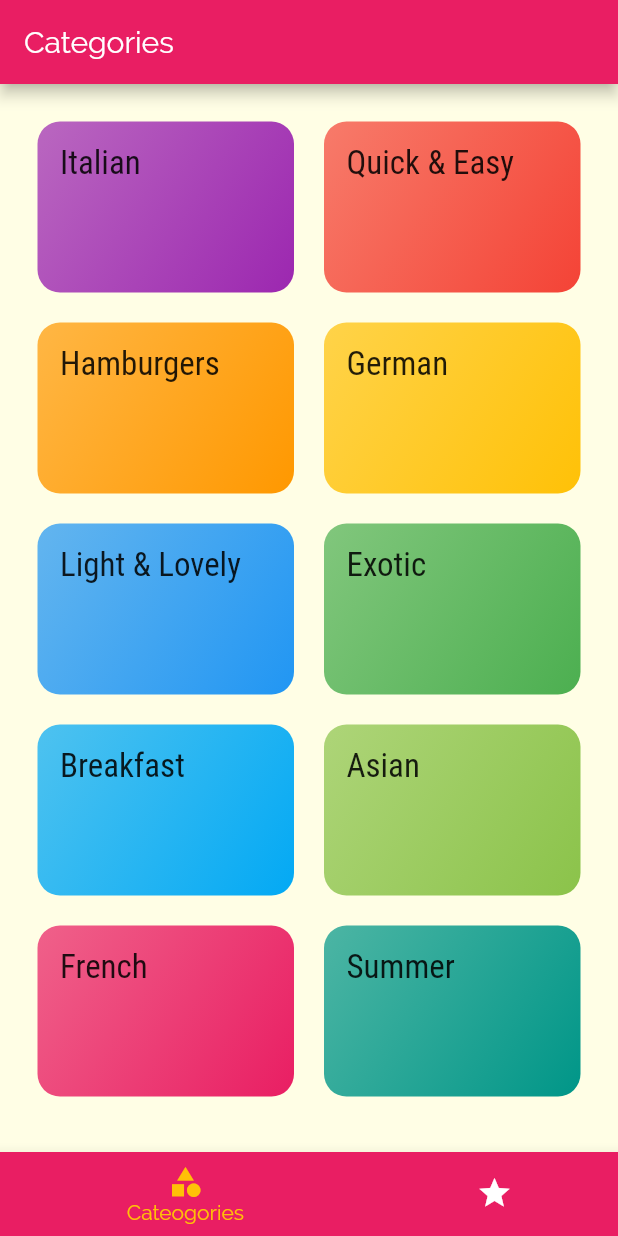
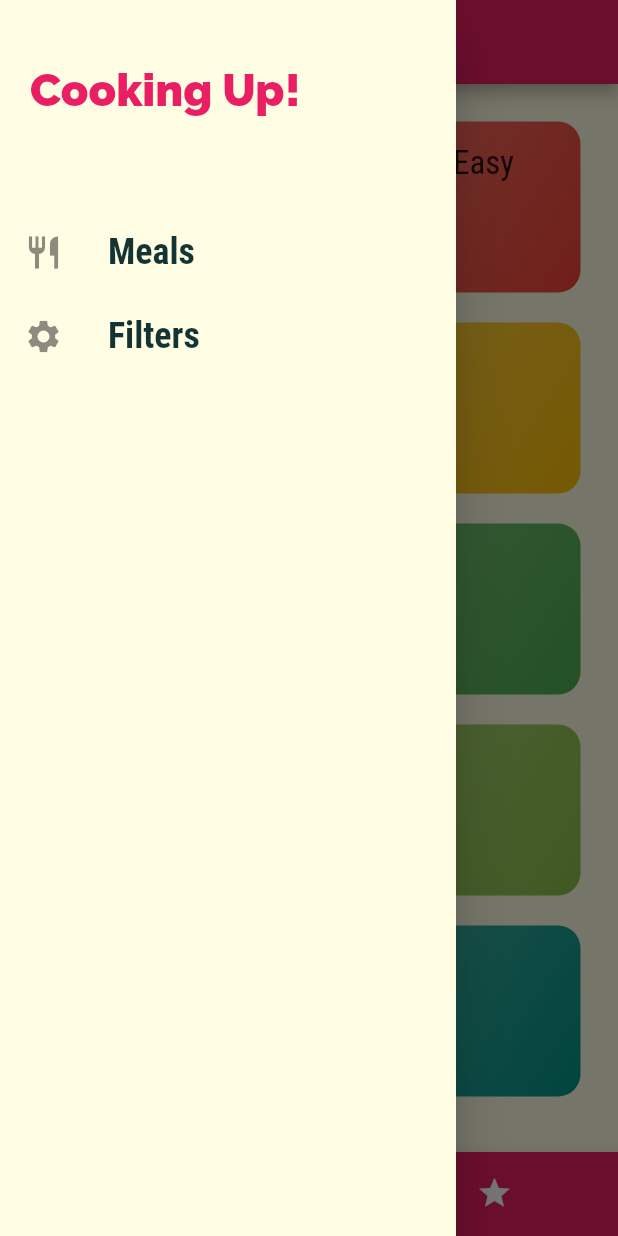
Before and after one commit to emiliosheinz/flutter-meals-app, a Flutter app: the screen it shows after launch, with the side drawer open (before the commit the screen has no drawer), on a phone screen of 412 x 824 dp. Run offline on Flutter 3.47's test engine with Material 2 defaults, Android fonts, the phone set to English and light mode, and no system bars.

Commit message:
add drawer

```diff
--- /dev/null
+++ b/lib/components/main_drawer.dart
@@ -0,0 +1,48 @@
+import 'package:flutter/material.dart';
+
+class MainDrawer extends StatelessWidget {
+  Widget buildListTile({String title, IconData icon, Function onTap}) {
+    return ListTile(
+      leading: Icon(
+        icon,
+        size: 26,
+      ),
+      title: Text(
+        title,
+        style: TextStyle(
+          fontFamily: 'RobotoCondensed',
+          fontSize: 24,
+          fontWeight: FontWeight.bold,
+        ),
+      ),
+      onTap: onTap,
+    );
+  }
+
+  @override
+  Widget build(BuildContext context) {
+    return Drawer(
+      child: Column(
+        children: [
+          Container(
+            height: 120,
+            width: double.infinity,
+            padding: EdgeInsets.all(20),
+            alignment: Alignment.centerLeft,
+            child: Text(
+              'Cooking Up!',
+              style: TextStyle(
+                fontWeight: FontWeight.w900,
+                fontSize: 30,
+                color: Theme.of(context).primaryColor,
+              ),
+            ),
+          ),
+          SizedBox(height: 20),
+          buildListTile(title: 'Meals', icon: Icons.restaurant, onTap: () {}),
+          buildListTile(title: 'Filters', icon: Icons.settings, onTap: () {})
+        ],
+      ),
+    );
+  }
+}
--- a/lib/screens/tabs.screen.dart
+++ b/lib/screens/tabs.screen.dart
@@ -1,4 +1,5 @@
 import 'package:flutter/material.dart';
+import 'package:meals_app/components/main_drawer.dart';
 import 'package:meals_app/screens/categories.screen.dart';
 import 'package:meals_app/screens/favorites.screen.dart';
 
@@ -34,6 +35,7 @@ class _TabsScreenState extends State<TabsScreen> {
       appBar: AppBar(
         title: Text(_screens[_selectedScreenIndex]['title']),
       ),
+      drawer: MainDrawer(),
       body: _screens[_selectedScreenIndex]['screen'],
       bottomNavigationBar: BottomNavigationBar(
         onTap: _selectScreen,
```
